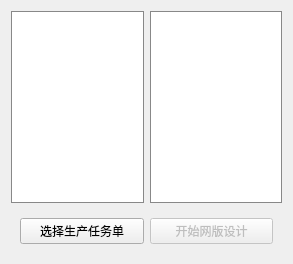
The window that forms/import_page.ui (ByteKnight-X/LineControlRobot) describes before a commit, drawn with Qt 5.
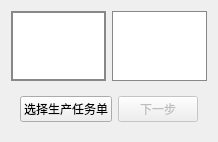
The same window after the commit.

Commit message: Revise Import Page.

Diff of the .ui file:
```diff
--- a/forms/import_page.ui
+++ b/forms/import_page.ui
@@ -6,20 +6,35 @@
             <!-- Info Panel -->
             <item stretch="10">
                 <layout class="QHBoxLayout" name="topImportLayout">
-                    <item>
-                        <widget class="QTextEdit" name="txtInstructions">
+                    <item stretch="1">
+                        <widget class="QScrollArea" name="instructionsScroll">
                             <property name="styleSheet">
-                                <string>border: 1px solid #888888;</string>
+                                <string>border: 1px solid #888888; background-color: white;</string>
                             </property>
+                            <property name="widgetResizable">
+                                <bool>true</bool>
+                            </property>
+                            <!-- ensure the scroll area itself expands both directions -->
                             <property name="sizePolicy">
                                 <sizepolicy hsizetype="Expanding" vsizetype="Expanding">
                                     <horstretch>1</horstretch>
                                     <verstretch>1</verstretch>
                                 </sizepolicy>
                             </property>
+                            <widget class="QWidget" name="instructionsWidget">
+                                <!-- make the inner widget also Expanding so QScrollArea reports a large sizeHint -->
+                                <property name="sizePolicy">
+                                    <sizepolicy hsizetype="Expanding" vsizetype="Expanding">
+                                        <horstretch>1</horstretch>
+                                        <verstretch>1</verstretch>
+                                    </sizepolicy>
+                                </property>
+                                <layout class="QFormLayout" name="instructionsFormLayout"/>
+                            </widget>
                         </widget>
                     </item>
-                    <item>
+
+                    <item stretch="1">
                         <widget class="QLabel" name="patternDesign">
                             <property name="styleSheet">
                                 <string>border: 1px solid #888888; background-color: white;</string>
@@ -46,7 +61,7 @@
                         </item>
                         <item>
                             <widget class="QPushButton" name="btnStartLayering">
-                                <property name="text"><string>开始网版设计</string></property>
+                                <property name="text"><string>下一步</string></property>
                                 <property name="enabled"><bool>false</bool></property>
                             </widget>
                         </item>
```
Left out of the diff: 5 changed lines with no effect on the pictures. The commit also changes 22 other files.
